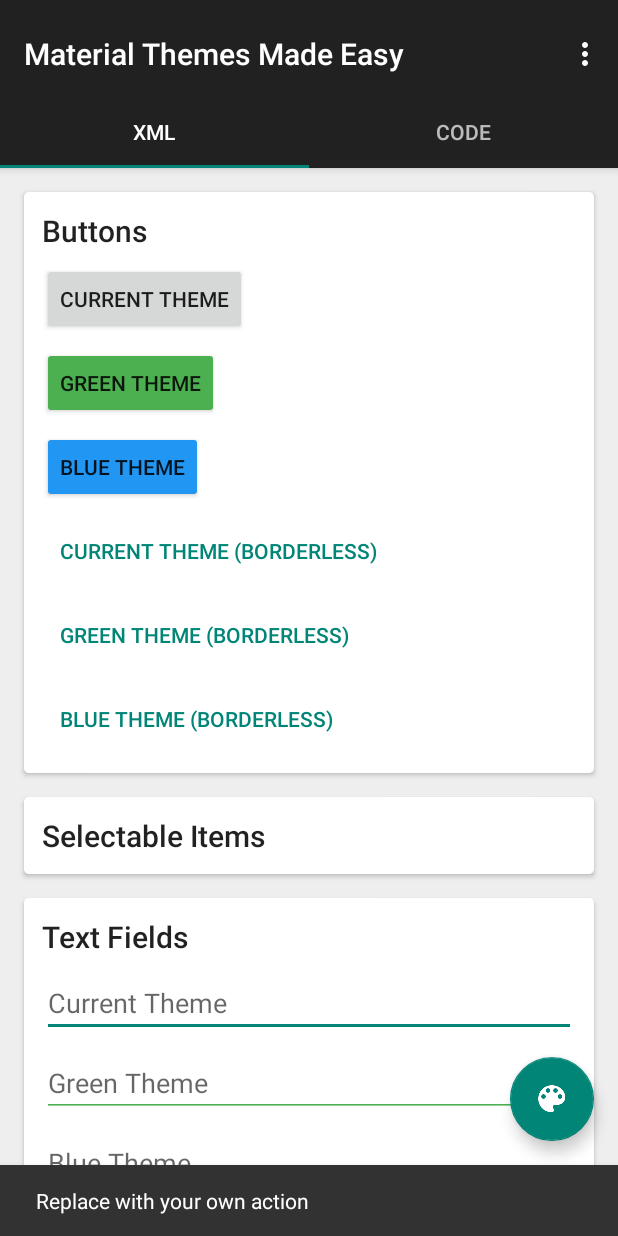
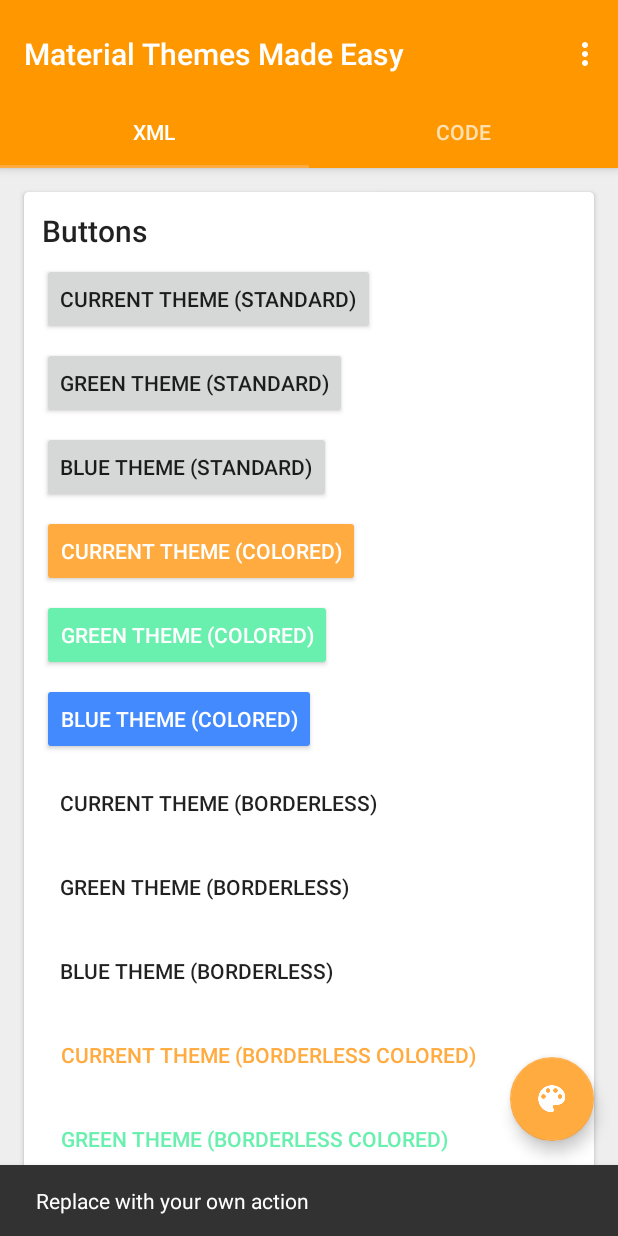
Before and after one commit to StevenByle/Android-Material-Themes-Demo, an Android app: the screen it shows after launch (HomeActivity), after a tap on an icon or button, on a phone screen of 412 x 824 dp. Run offline under Robolectric (Android 15) with nearby library versions, the phone set to English and light mode, and no system bars.

Commit message:
Added basic button styles and themes. Still needs work around accents.

```diff
--- a/MaterialThemesMadeEasy/app/src/main/AndroidManifest.xml
+++ b/MaterialThemesMadeEasy/app/src/main/AndroidManifest.xml
@@ -8,7 +8,7 @@
         android:icon="@mipmap/ic_launcher"
         android:label="@string/app_name"
         android:supportsRtl="false"
-        android:theme="@style/AppTheme">
+        android:theme="@style/AppTheme.Orange">
         <activity
             android:name="com.stevenbyle.android.materialthemes.controller.home.HomeActivity"
             android:label="@string/app_name"
--- a/MaterialThemesMadeEasy/app/src/main/res/layout/fragment_theme_by_xml.xml
+++ b/MaterialThemesMadeEasy/app/src/main/res/layout/fragment_theme_by_xml.xml
@@ -34,44 +34,91 @@
                     android:layout_width="wrap_content"
                     android:layout_height="wrap_content"
                     android:layout_marginTop="@dimen/material_element_spacing_small"
-                    android:text="Current Theme"/>
+                    android:text="Current Theme (Standard)"/>
 
                 <Button
                     android:layout_width="wrap_content"
                     android:layout_height="wrap_content"
                     android:layout_marginTop="@dimen/material_element_spacing_small"
-                    android:text="Green Theme"
-                    android:theme="@style/AppTheme.Control.Green"/>
+                    android:text="Green Theme (Standard)"
+                    android:theme="@style/AppTheme.Green"/>
 
                 <Button
                     android:layout_width="wrap_content"
                     android:layout_height="wrap_content"
                     android:layout_marginTop="@dimen/material_element_spacing_small"
-                    android:text="Blue Theme"
-                    android:theme="@style/AppTheme.Control.Blue"/>
+                    android:text="Blue Theme (Standard)"
+                    android:theme="@style/AppTheme.Blue"/>
 
                 <Button
-                    style="@style/Widget.AppCompat.Button.Borderless.Colored"
+                    style="@style/ButtonStyle.Colored"
                     android:layout_width="wrap_content"
                     android:layout_height="wrap_content"
                     android:layout_marginTop="@dimen/material_element_spacing_small"
-                    android:text="Current Theme (borderless)"/>
+                    android:text="Current Theme (Colored)"/>
 
                 <Button
-                    style="@style/Widget.AppCompat.Button.Borderless.Colored"
+                    style="@style/ButtonStyle.Colored"
                     android:layout_width="wrap_content"
                     android:layout_height="wrap_content"
                     android:layout_marginTop="@dimen/material_element_spacing_small"
-                    android:text="Green Theme (borderless)"
-                    android:theme="@style/AppTheme.Control.Green"/>
+                    android:text="Green Theme (Colored)"
+                    android:theme="@style/AppTheme.Green"/>
 
                 <Button
-                    style="@style/Widget.AppCompat.Button.Borderless.Colored"
+                    style="@style/ButtonStyle.Colored"
                     android:layout_width="wrap_content"
                     android:layout_height="wrap_content"
                     android:layout_marginTop="@dimen/material_element_spacing_small"
-                    android:text="Blue Theme (borderless)"
-                    android:theme="@style/AppTheme.Control.Blue"/>
+                    android:text="Blue Theme (Colored)"
+                    android:theme="@style/AppTheme.Blue"/>
+
+                <Button
+                    style="@style/ButtonStyle.Borderless"
+                    android:layout_width="wrap_content"
+                    android:layout_height="wrap_content"
+                    android:layout_marginTop="@dimen/material_element_spacing_small"
+                    android:text="Current Theme (Borderless)"/>
+
+                <Button
+                    style="@style/ButtonStyle.Borderless"
+                    android:layout_width="wrap_content"
+                    android:layout_height="wrap_content"
+                    android:layout_marginTop="@dimen/material_element_spacing_small"
+                    android:text="Green Theme (Borderless)"
+                    android:theme="@style/AppTheme.Green"/>
+
+                <Button
+                    style="@style/ButtonStyle.Borderless"
+                    android:layout_width="wrap_content"
+                    android:layout_height="wrap_content"
+                    android:layout_marginTop="@dimen/material_element_spacing_small"
+                    android:text="Blue Theme (Borderless)"
+                    android:theme="@style/AppTheme.Blue"/>
+
+                <Button
+                    style="@style/ButtonStyle.Borderless.Colored"
+                    android:layout_width="wrap_content"
+                    android:layout_height="wrap_content"
+                    android:layout_marginTop="@dimen/material_element_spacing_small"
+                    android:text="Current Theme (Borderless Colored)"/>
+
+                <Button
+                    style="@style/ButtonStyle.Borderless.Colored"
+                    android:layout_width="wrap_content"
+                    android:layout_height="wrap_content"
+                    android:layout_marginTop="@dimen/material_element_spacing_small"
+                    android:text="Green Theme (Borderless Colored)"
+                    android:theme="@style/AppTheme.Green"/>
+
+                <Button
+                    style="@style/ButtonStyle.Borderless.Colored"
+                    android:layout_width="wrap_content"
+                    android:layout_height="wrap_content"
+                    android:layout_marginTop="@dimen/material_element_spacing_small"
+                    android:text="Blue Theme (Borderless Colored)"
+                    android:theme="@style/AppTheme.Blue"/>
+
             </LinearLayout>
         </android.support.v7.widget.CardView>
 
@@ -120,14 +167,14 @@
                     android:layout_height="wrap_content"
                     android:layout_marginTop="@dimen/material_element_spacing_small"
                     android:hint="Green Theme"
-                    android:theme="@style/AppTheme.Control.Green"/>
+                    android:theme="@style/AppTheme.Green"/>
 
                 <EditText
                     android:layout_width="match_parent"
                     android:layout_height="wrap_content"
                     android:layout_marginTop="@dimen/material_element_spacing_small"
                     android:hint="Blue Theme"
-                    android:theme="@style/AppTheme.Control.Blue"/>
+                    android:theme="@style/AppTheme.Blue"/>
             </LinearLayout>
         </android.support.v7.widget.CardView>
 
@@ -163,14 +210,14 @@
                         android:layout_height="wrap_content"
                         android:layout_marginTop="@dimen/material_element_spacing_small"
                         android:text="Green Theme"
-                        android:theme="@style/AppTheme.Control.Green"/>
+                        android:theme="@style/AppTheme.Green"/>
 
                     <RadioButton
                         android:layout_width="wrap_content"
                         android:layout_height="wrap_content"
                         android:layout_marginTop="@dimen/material_element_spacing_small"
                         android:text="Blue Theme"
-                        android:theme="@style/AppTheme.Control.Blue"/>
+                        android:theme="@style/AppTheme.Blue"/>
                 </RadioGroup>
             </LinearLayout>
         </android.support.v7.widget.CardView>
@@ -202,14 +249,14 @@
                     android:layout_height="wrap_content"
                     android:layout_marginTop="@dimen/material_element_spacing_small"
                     android:text="Green Theme"
-                    android:theme="@style/AppTheme.Control.Green"/>
+                    android:theme="@style/AppTheme.Green"/>
 
                 <CheckBox
                     android:layout_width="wrap_content"
                     android:layout_height="wrap_content"
                     android:layout_marginTop="@dimen/material_element_spacing_small"
                     android:text="Blue Theme"
-                    android:theme="@style/AppTheme.Control.Blue"/>
+                    android:theme="@style/AppTheme.Blue"/>
             </LinearLayout>
         </android.support.v7.widget.CardView>
 
@@ -240,14 +287,14 @@
                     android:layout_height="wrap_content"
                     android:layout_marginTop="@dimen/material_element_spacing_small"
                     android:text="Green Theme"
-                    android:theme="@style/AppTheme.Control.Green"/>
+                    android:theme="@style/AppTheme.Green"/>
 
                 <Switch
                     android:layout_width="wrap_content"
                     android:layout_height="wrap_content"
                     android:layout_marginTop="@dimen/material_element_spacing_small"
                     android:text="Blue Theme"
-                    android:theme="@style/AppTheme.Control.Blue"/>
+                    android:theme="@style/AppTheme.Blue"/>
             </LinearLayout>
         </android.support.v7.widget.CardView>
 
@@ -278,14 +325,14 @@
                     android:layout_height="wrap_content"
                     android:layout_marginTop="@dimen/material_element_spacing_small"
                     android:text="Green Theme"
-                    android:theme="@style/AppTheme.Control.Green"/>
+                    android:theme="@style/AppTheme.Green"/>
 
                 <Spinner
                     android:layout_width="match_parent"
                     android:layout_height="wrap_content"
                     android:layout_marginTop="@dimen/material_element_spacing_small"
                     android:text="Blue Theme"
-                    android:theme="@style/AppTheme.Control.Blue"/>
+                    android:theme="@style/AppTheme.Blue"/>
             </LinearLayout>
         </android.support.v7.widget.CardView>
 
@@ -316,14 +363,14 @@
                     android:layout_height="wrap_content"
                     android:layout_marginTop="@dimen/material_element_spacing_small"
                     android:text="Green Theme"
-                    android:theme="@style/AppTheme.Control.Green"/>
+                    android:theme="@style/AppTheme.Green"/>
 
                 <SeekBar
                     android:layout_width="match_parent"
                     android:layout_height="wrap_content"
                     android:layout_marginTop="@dimen/material_element_spacing_small"
                     android:text="Blue Theme"
-                    android:theme="@style/AppTheme.Control.Blue"/>
+                    android:theme="@style/AppTheme.Blue"/>
             </LinearLayout>
         </android.support.v7.widget.CardView>
 
@@ -356,7 +403,7 @@
                     android:layout_marginTop="@dimen/material_element_spacing_small"
                     android:indeterminate="true"
                     android:text="Green Theme"
-                    android:theme="@style/AppTheme.Control.Green"/>
+                    android:theme="@style/AppTheme.Green"/>
 
                 <ProgressBar
                     android:layout_width="wrap_content"
@@ -364,7 +411,7 @@
                     android:layout_marginTop="@dimen/material_element_spacing_small"
                     android:indeterminate="true"
                     android:text="Blue Theme"
-                    android:theme="@style/AppTheme.Control.Blue"/>
+                    android:theme="@style/AppTheme.Blue"/>
             </LinearLayout>
         </android.support.v7.widget.CardView>
 
--- a/MaterialThemesMadeEasy/app/src/main/res/values/styles.xml
+++ b/MaterialThemesMadeEasy/app/src/main/res/values/styles.xml
@@ -6,7 +6,6 @@
 
 
     <!-- App Theme -->
-    <!-- FIXME FIGURE OUT INHERITANCE -->
     <style name="AppTheme" parent="AppBaseTheme">
 
         <!-- Remove action bar, since toolbar is being used -->
@@ -16,73 +15,38 @@
     </style>
 
 
-    <!-- App Theme Variants -->
+    <!-- App Theme Variants TODO -->
     <style name="AppTheme.Red">
         <item name="colorPrimary">@color/material_red_500</item>
         <item name="colorPrimaryDark">@color/material_red_700</item>
         <item name="colorAccent">@color/material_red_a200</item>
-        <item name="colorButtonNormal">@color/material_red_500</item>
-        <item name="colorSwitchThumbNormal">@color/material_red_500</item>
-        <item name="colorControlNormal">@color/material_red_500</item>
-        <item name="colorControlActivated">@color/material_red_500</item>
-        <item name="colorControlHighlight">@color/material_red_700</item>
-        <item name="dialogTheme">@style/AppTheme.Dialog.Red</item>
-        <item name="alertDialogTheme">@style/AppTheme.AlertDialog.Red</item>
+    </style>
+
+    <style name="AppTheme.Orange">
+        <item name="colorPrimary">@color/material_orange_500</item>
+        <item name="colorPrimaryDark">@color/material_orange_700</item>
+        <item name="colorAccent">@color/material_orange_a200</item>
+
+        <!-- TODO
+        <item name="colorControlNormal">@color/material_orange_500</item>
+        <item name="colorSwitchThumbNormal">@color/material_green_500</item>
+        <item name="colorControlActivated">@color/material_green_500</item>
+        <item name="colorControlHighlight">@color/material_green_700</item>
+        <item name="dialogTheme">@style/AppTheme.Dialog.Green</item>
+        <item name="alertDialogTheme">@style/AppTheme.AlertDialog.Green</item>
+        -->
     </style>
 
     <style name="AppTheme.Green">
         <item name="colorPrimary">@color/material_green_500</item>
         <item name="colorPrimaryDark">@color/material_green_700</item>
         <item name="colorAccent">@color/material_green_a200</item>
-        <item name="colorButtonNormal">@color/material_green_500</item>
-        <item name="colorSwitchThumbNormal">@color/material_green_500</item>
-        <item name="colorControlNormal">@color/material_green_500</item>
-        <item name="colorControlActivated">@color/material_green_500</item>
-        <item name="colorControlHighlight">@color/material_green_700</item>
-        <item name="dialogTheme">@style/AppTheme.Dialog.Green</item>
-        <item name="alertDialogTheme">@style/AppTheme.AlertDialog.Green</item>
     </style>
 
     <style name="AppTheme.Blue">
         <item name="colorPrimary">@color/material_blue_500</item>
         <item name="colorPrimaryDark">@color/material_blue_700</item>
         <item name="colorAccent">@color/material_blue_a200</item>
-        <item name="colorButtonNormal">@color/material_blue_500</item>
-        <item name="colorSwitchThumbNormal">@color/material_blue_500</item>
-        <item name="colorControlNormal">@color/material_blue_500</item>
-        <item name="colorControlActivated">@color/material_blue_500</item>
-        <item name="colorControlHighlight">@color/material_blue_700</item>
-        <item name="dialogTheme">@style/AppTheme.Dialog.Blue</item>
-        <item name="alertDialogTheme">@style/AppTheme.AlertDialog.Blue</item>
-    </style>
-
-
-    <!-- Control Themes -->
-    <style name="AppTheme.Control">
-    </style>
-
-    <style name="AppTheme.Control.Red">
-        <item name="colorButtonNormal">@color/material_red_500</item>
-        <item name="colorSwitchThumbNormal">@color/material_red_500</item>
-        <item name="colorControlNormal">@color/material_red_500</item>
-        <item name="colorControlActivated">@color/material_red_500</item>
-        <item name="colorControlHighlight">@color/material_red_700</item>
-    </style>
-
-    <style name="AppTheme.Control.Green">
-        <item name="colorButtonNormal">@color/material_green_500</item>
-        <item name="colorSwitchThumbNormal">@color/material_green_500</item>
-        <item name="colorControlNormal">@color/material_green_500</item>
-        <item name="colorControlActivated">@color/material_green_500</item>
-        <item name="colorControlHighlight">@color/material_green_700</item>
-    </style>
-
-    <style name="AppTheme.Control.Blue">
-        <item name="colorButtonNormal">@color/material_blue_500</item>
-        <item name="colorSwitchThumbNormal">@color/material_blue_500</item>
-        <item name="colorControlNormal">@color/material_blue_500</item>
-        <item name="colorControlActivated">@color/material_blue_500</item>
-        <item name="colorControlHighlight">@color/material_blue_700</item>
     </style>
 
 
@@ -98,16 +62,8 @@
     <style name="AppTheme.Dialog" parent="Theme.AppCompat.Light.Dialog">
     </style>
 
-    <style name="AppTheme.Dialog.Red">
-        <item name="colorAccent">@color/material_red_500</item>
-    </style>
-
     <style name="AppTheme.Dialog.Green">
         <item name="colorAccent">@color/material_green_500</item>
-    </style>
-
-    <style name="AppTheme.Dialog.Blue">
-        <item name="colorAccent">@color/material_blue_500</item>
     </style>
 
 
@@ -115,26 +71,22 @@
     <style name="AppTheme.AlertDialog" parent="Theme.AppCompat.Light.Dialog.Alert">
     </style>
 
-    <style name="AppTheme.AlertDialog.Red">
-        <item name="colorAccent">@color/material_red_500</item>
-    </style>
-
     <style name="AppTheme.AlertDialog.Green">
         <item name="colorAccent">@color/material_green_500</item>
     </style>
-
-    <style name="AppTheme.AlertDialog.Blue">
-        <item name="colorAccent">@color/material_blue_500</item>
-    </style>
-
 
     <!-- Button Styles -->
     <style name="ButtonStyle" parent="Widget.AppCompat.Button">
     </style>
 
+    <style name="ButtonStyle.Colored" parent="Widget.AppCompat.Button.Colored">
+    </style>
+
     <style name="ButtonStyle.Borderless" parent="Widget.AppCompat.Button.Borderless">
     </style>
 
+    <style name="ButtonStyle.Borderless.Colored" parent="Widget.AppCompat.Button.Borderless.Colored">
+    </style>
 
     <!-- CardView Styles -->
     <style name="CardViewStyle" parent="CardView.Light">
@@ -150,4 +102,5 @@
         <item name="android:layout_marginTop">@dimen/material_element_spacing_small</item>
         <item name="android:layout_gravity">center</item>
     </style>
+
 </resources>
```
Also changed, not shown: MaterialThemesMadeEasy/app/src/main/res/values/colors.xml (+15 -0 lines).
